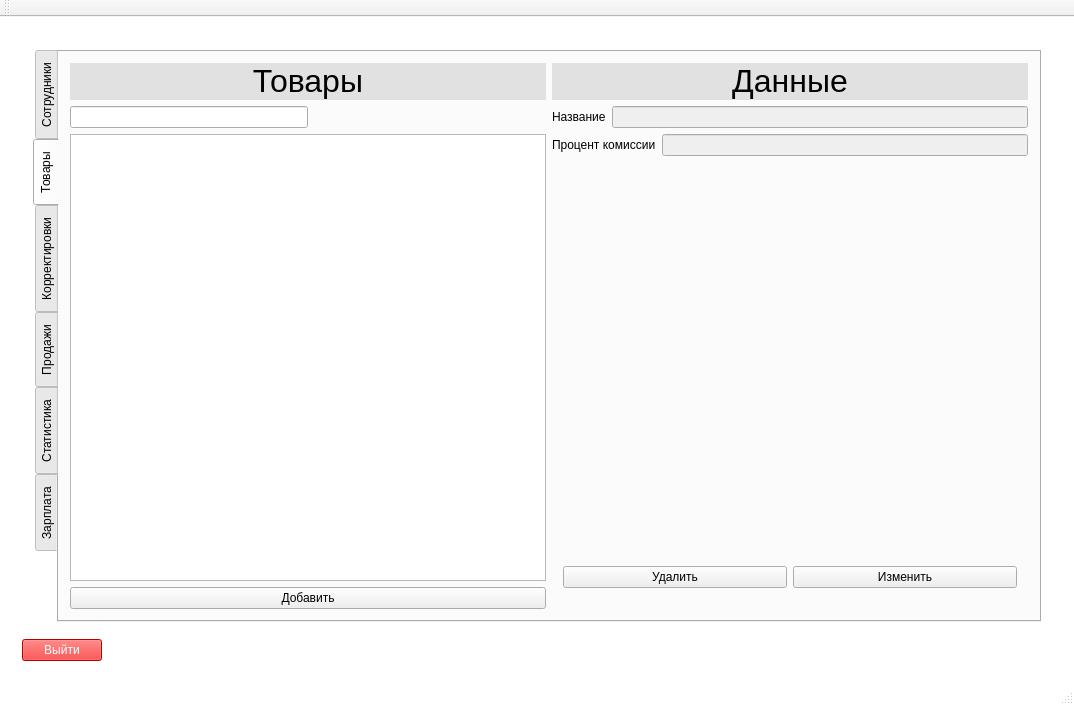
This is iSalary/iSalary/mainwindow.ui in Polikarpova/iSalary as Qt 5 draws it before an edit. The edited form follows.
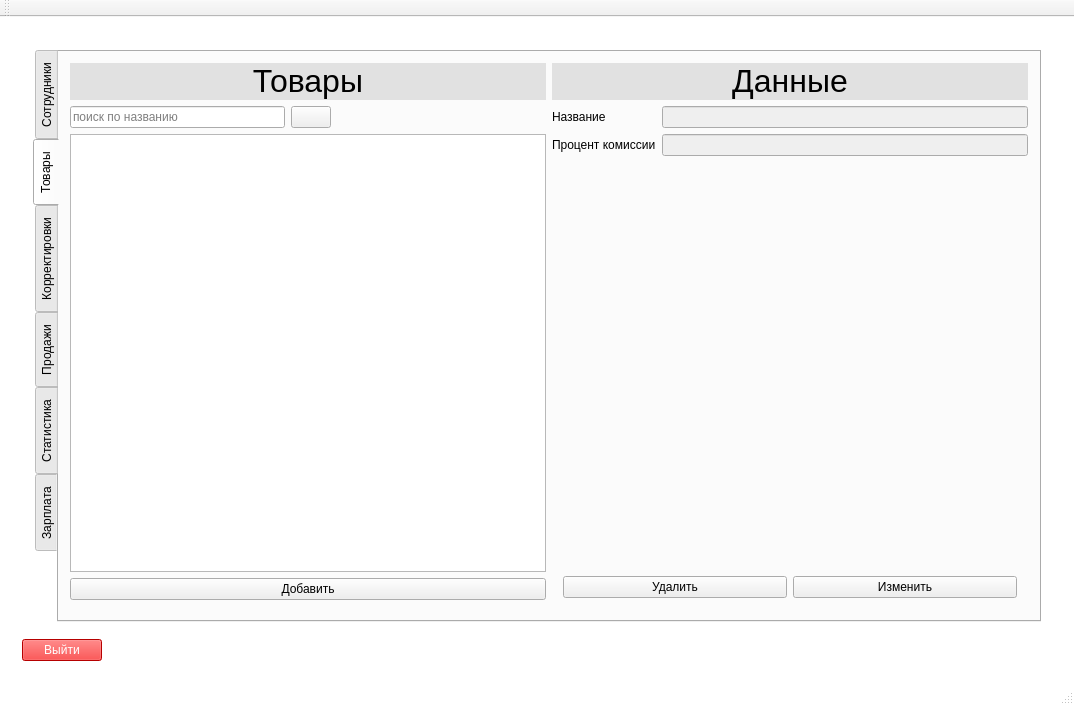
This is the edited form. The open tabs and pages were chosen to show the change. Icons and pictures are not drawn.

The edit to the form file:
```diff
--- a/iSalary/iSalary/mainwindow.ui
+++ b/iSalary/iSalary/mainwindow.ui
@@ -178,7 +178,7 @@
                <enum>QTabWidget::Rounded</enum>
               </property>
               <property name="currentIndex">
-               <number>0</number>
+               <number>1</number>
               </property>
               <property name="elideMode">
                <enum>Qt::ElideMiddle</enum>
@@ -219,7 +219,7 @@
                    <widget class="QTableView" name="managersTable"/>
                   </item>
                   <item>
-                   <widget class="QPushButton" name="newManagerButton">
+                   <widget class="QPushButton" name="addManagerButton">
                     <property name="text">
                      <string>Нанять менеджера</string>
                     </property>
@@ -287,7 +287,7 @@
                     <property name="tabBarAutoHide">
                      <bool>false</bool>
                     </property>
-                    <widget class="QWidget" name="tab">
+                    <widget class="QWidget" name="personalDataTab">
                      <attribute name="title">
                       <string>Личные</string>
                      </attribute>
@@ -323,7 +323,7 @@
                          </widget>
                         </item>
                         <item row="0" column="1">
-                         <widget class="QLineEdit" name="name">
+                         <widget class="QLineEdit" name="firstName">
                           <property name="enabled">
                            <bool>false</bool>
                           </property>
@@ -336,14 +336,14 @@
                          </widget>
                         </item>
                         <item row="1" column="1">
-                         <widget class="QLineEdit" name="familia">
+                         <widget class="QLineEdit" name="secondName">
                           <property name="enabled">
                            <bool>false</bool>
                           </property>
                          </widget>
                         </item>
                         <item row="2" column="1">
-                         <widget class="QLineEdit" name="otchestvo">
+                         <widget class="QLineEdit" name="thirdName">
                           <property name="enabled">
                            <bool>false</bool>
                           </property>
@@ -431,7 +431,7 @@
                          </widget>
                         </item>
                         <item>
-                         <widget class="QSpinBox" name="seria">
+                         <widget class="QSpinBox" name="pasportSeries">
                           <property name="enabled">
                            <bool>false</bool>
                           </property>
@@ -451,7 +451,7 @@
                          </widget>
                         </item>
                         <item>
-                         <widget class="QSpinBox" name="number">
+                         <widget class="QSpinBox" name="pasportNumber">
                           <property name="enabled">
                            <bool>false</bool>
                           </property>
@@ -475,7 +475,7 @@
                          </widget>
                         </item>
                         <item row="0" column="1">
-                         <widget class="QLineEdit" name="pasport">
+                         <widget class="QLineEdit" name="pasportSourse">
                           <property name="enabled">
                            <bool>false</bool>
                           </property>
@@ -489,7 +489,7 @@
                          </widget>
                         </item>
                         <item row="1" column="1">
-                         <widget class="QDateEdit" name="datePasport">
+                         <widget class="QDateEdit" name="dateOfReceipt">
                           <property name="enabled">
                            <bool>false</bool>
                           </property>
@@ -530,7 +530,7 @@
                         <item row="2" column="1">
                          <layout class="QHBoxLayout" name="horizontalLayout_9">
                           <item>
-                           <widget class="QLineEdit" name="propiska">
+                           <widget class="QLineEdit" name="registration">
                             <property name="enabled">
                              <bool>false</bool>
                             </property>
@@ -556,7 +556,7 @@
                       </item>
                      </layout>
                     </widget>
-                    <widget class="QWidget" name="tab_1">
+                    <widget class="QWidget" name="accountDataTab">
                      <attribute name="title">
                       <string>Профиль</string>
                      </attribute>
@@ -645,6 +645,9 @@
                     <property name="acceptDrops">
                      <bool>false</bool>
                     </property>
+                    <property name="styleSheet">
+                     <string notr="true"/>
+                    </property>
                     <property name="frameShape">
                      <enum>QFrame::NoFrame</enum>
                     </property>
@@ -660,17 +663,21 @@
                     <widget class="QWidget" name="page1">
                      <layout class="QVBoxLayout" name="verticalLayout_22">
                       <item>
-                       <widget class="QPushButton" name="changeManagerButton">
+                       <widget class="QPushButton" name="editManagerButton">
                         <property name="sizePolicy">
-                         <sizepolicy hsizetype="Preferred" vsizetype="Preferred">
+                         <sizepolicy hsizetype="Preferred" vsizetype="Minimum">
                           <horstretch>0</horstretch>
                           <verstretch>0</verstretch>
                          </sizepolicy>
                         </property>
+                        <property name="minimumSize">
+                         <size>
+                          <width>0</width>
+                          <height>22</height>
+                         </size>
+                        </property>
                         <property name="styleSheet">
-                         <string notr="true">QPushButton {
-	padding: 5px;
-}</string>
+                         <string notr="true"/>
                         </property>
                         <property name="text">
                          <string>Изменить</string>
@@ -707,7 +714,7 @@
                <attribute name="title">
                 <string>Товары</string>
                </attribute>
-               <layout class="QHBoxLayout" name="horizontalLayout_19">
+               <layout class="QHBoxLayout" name="horizontalLayout_4">
                 <item>
                  <layout class="QVBoxLayout" name="verticalLayout_4">
                   <item>
@@ -730,11 +737,25 @@
                       <property name="text">
                        <string/>
                       </property>
+                      <property name="placeholderText">
+                       <string>поиск по названию</string>
+                      </property>
                       <property name="clearButtonEnabled">
                        <bool>false</bool>
                       </property>
                      </widget>
                     </item>
+                    <item>
+                     <widget class="QPushButton" name="searchButton">
+                      <property name="text">
+                       <string/>
+                      </property>
+                      <property name="icon">
+                       <iconset resource="mainwindow.qrc">
+                        <normaloff>:/MainWindow/img/searchIcon.png</normaloff>:/MainWindow/img/searchIcon.png</iconset>
+                      </property>
+                     </widget>
+                    </item>
                     <item>
                      <spacer name="horizontalSpacer_2">
                       <property name="orientation">
@@ -754,26 +775,52 @@
                    <widget class="QTableView" name="productTable"/>
                   </item>
                   <item>
-                   <widget class="QPushButton" name="newProductButton">
+                   <widget class="QPushButton" name="addProductButton">
                     <property name="text">
                      <string>Добавить</string>
                     </property>
                    </widget>
                   </item>
+                  <item>
+                   <spacer name="verticalSpacer_4">
+                    <property name="orientation">
+                     <enum>Qt::Vertical</enum>
+                    </property>
+                    <property name="sizeType">
+                     <enum>QSizePolicy::Minimum</enum>
+                    </property>
+                    <property name="sizeHint" stdset="0">
+                     <size>
+                      <width>20</width>
+                      <height>9</height>
+                     </size>
+                    </property>
+                   </spacer>
+                  </item>
                  </layout>
                 </item>
                 <item>
-                 <layout class="QGridLayout" name="gridLayout_5">
-                  <item row="1" column="0">
-                   <layout class="QHBoxLayout" name="horizontalLayout_18">
-                    <item>
+                 <layout class="QVBoxLayout" name="verticalLayout_23">
+                  <item>
+                   <widget class="QLabel" name="label_16">
+                    <property name="styleSheet">
+                     <string notr="true">QLabel { background-color: rgb(225, 225, 225) }</string>
+                    </property>
+                    <property name="text">
+                     <string>&lt;html&gt;&lt;head/&gt;&lt;body&gt;&lt;p align=&quot;center&quot;&gt;&lt;span style=&quot; font-size:24pt;&quot;&gt;Данные&lt;/span&gt;&lt;/p&gt;&lt;/body&gt;&lt;/html&gt;</string>
+                    </property>
+                   </widget>
+                  </item>
+                  <item>
+                   <layout class="QFormLayout" name="formLayout_6">
+                    <item row="0" column="0">
                      <widget class="QLabel" name="label_17">
                       <property name="text">
                        <string>Название</string>
                       </property>
                      </widget>
                     </item>
-                    <item>
+                    <item row="0" column="1">
                      <widget class="QLineEdit" name="productName">
                       <property name="enabled">
                        <bool>false</bool>
@@ -789,18 +836,14 @@
                       </property>
                      </widget>
                     </item>
-                   </layout>
-                  </item>
-                  <item row="2" column="0">
-                   <layout class="QHBoxLayout" name="horizontalLayout_17">
-                    <item>
+                    <item row="1" column="0">
                      <widget class="QLabel" name="label_18">
                       <property name="text">
                        <string>Процент комиссии</string>
                       </property>
                      </widget>
                     </item>
-                    <item>
+                    <item row="1" column="1">
                      <widget class="QLineEdit" name="productPercent">
                       <property name="enabled">
                        <bool>false</bool>
@@ -818,17 +861,23 @@
                     </item>
                    </layout>
                   </item>
-                  <item row="0" column="0">
-                   <widget class="QLabel" name="label_16">
-                    <property name="styleSheet">
-                     <string notr="true">QLabel { background-color: rgb(225, 225, 225) }</string>
+                  <item>
+                   <spacer name="verticalSpacer_10">
+                    <property name="orientation">
+                     <enum>Qt::Vertical</enum>
                     </property>
-                    <property name="text">
-                     <string>&lt;html&gt;&lt;head/&gt;&lt;body&gt;&lt;p align=&quot;center&quot;&gt;&lt;span style=&quot; font-size:24pt;&quot;&gt;Данные&lt;/span&gt;&lt;/p&gt;&lt;/body&gt;&lt;/html&gt;</string>
+                    <property name="sizeType">
+                     <enum>QSizePolicy::Maximum</enum>
                     </property>
-                   </widget>
+                    <property name="sizeHint" stdset="0">
+                     <size>
+                      <width>20</width>
+                      <height>1000</height>
+                     </size>
+                    </property>
+                   </spacer>
                   </item>
-                  <item row="9" column="0">
+                  <item>
                    <widget class="QStackedWidget" name="stackedWidget_2">
                     <property name="currentIndex">
                      <number>0</number>
@@ -843,7 +892,7 @@
                        </widget>
                       </item>
                       <item>
-                       <widget class="QPushButton" name="changeProductButton">
+                       <widget class="QPushButton" name="editProductButton">
                         <property name="text">
                          <string>Изменить</string>
                         </property>
@@ -871,84 +920,6 @@
                     </widget>
                    </widget>
                   </item>
-                  <item row="3" column="0">
-                   <spacer name="verticalSpacer_4">
-                    <property name="orientation">
-                     <enum>Qt::Vertical</enum>
-                    </property>
-                    <property name="sizeHint" stdset="0">
-                     <size>
-                      <width>20</width>
-                      <height>40</height>
-                     </size>
-                    </property>
-                   </spacer>
-                  </item>
-                  <item row="5" column="0">
-                   <spacer name="verticalSpacer_6">
-                    <property name="orientation">
-                     <enum>Qt::Vertical</enum>
-                    </property>
-                    <property name="sizeHint" stdset="0">
-                     <size>
-                      <width>20</width>
-                      <height>40</height>
-                     </size>
-                    </property>
-                   </spacer>
-                  </item>
-                  <item row="4" column="0">
-                   <spacer name="verticalSpacer_5">
-                    <property name="orientation">
-                     <enum>Qt::Vertical</enum>
-                    </property>
-                    <property name="sizeHint" stdset="0">
-                     <size>
-                      <width>20</width>
-                      <height>40</height>
-                     </size>
-                    </property>
-                   </spacer>
-                  </item>
-                  <item row="8" column="0">
-                   <spacer name="verticalSpacer_10">
-                    <property name="orientation">
-                     <enum>Qt::Vertical</enum>
-                    </property>
-                    <property name="sizeHint" stdset="0">
-                     <size>
-                      <width>20</width>
-                      <height>40</height>
-                     </size>
-                    </property>
-                   </spacer>
-                  </item>
-                  <item row="7" column="0">
-                   <spacer name="verticalSpacer_9">
-                    <property name="orientation">
-                     <enum>Qt::Vertical</enum>
-                    </property>
-                    <property name="sizeHint" stdset="0">
-                     <size>
-                      <width>20</width>
-                      <height>40</height>
-                     </size>
-                    </property>
-                   </spacer>
-                  </item>
-                  <item row="6" column="0">
-                   <spacer name="verticalSpacer_7">
-                    <property name="orientation">
-                     <enum>Qt::Vertical</enum>
-                    </property>
-                    <property name="sizeHint" stdset="0">
-                     <size>
-                      <width>20</width>
-                      <height>40</height>
-                     </size>
-                    </property>
-                   </spacer>
-                  </item>
                  </layout>
                 </item>
                </layout>
```
